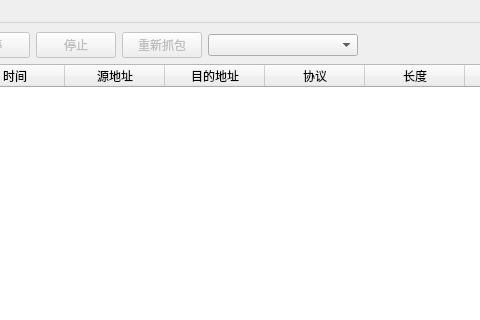
This is MainWindow.ui in CryingCarp/Sniffer as Qt 5 draws it before an edit; both pictures show x 145 to 625 and y 0 to 320 of the 1062 by 800 pixel window. The edited form follows.
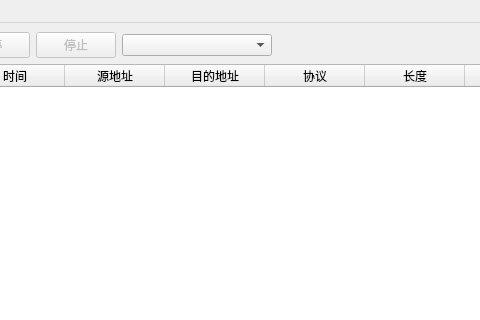
This is the edited form.

Commit message: 删除了重新抓包按钮

Diff of the .ui file:
```diff
--- a/MainWindow.ui
+++ b/MainWindow.ui
@@ -151,16 +151,6 @@
           </property>
          </widget>
         </item>
-        <item>
-         <widget class="QPushButton" name="resniff_button">
-          <property name="enabled">
-           <bool>false</bool>
-          </property>
-          <property name="text">
-           <string>重新抓包</string>
-          </property>
-         </widget>
-        </item>
         <item>
          <widget class="QComboBox" name="interfaces_combo">
           <property name="sizePolicy">
```
The commit also changes 2 other files.
